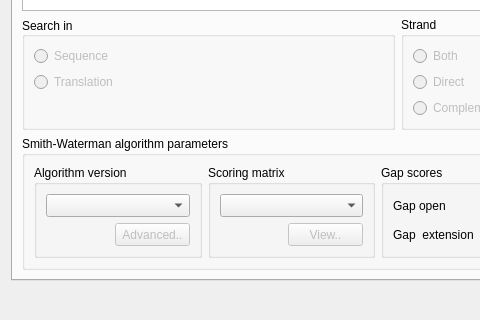
Before: the Qt Designer form src/corelibs/U2View/src/util_smith_waterman/SmithWatermanDialogBase.ui in ugeneunipro/ugene, drawn with Qt 5; both pictures show x 0 to 480 and y 161 to 481 of the 795 by 481 pixel window.
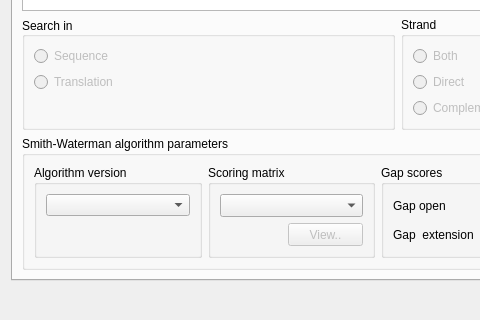
After: the same form once the commit is applied.

Commit message: UGENE-7991 remove Advanced button

Patch:
```diff
--- a/src/corelibs/U2View/src/util_smith_waterman/SmithWatermanDialogBase.ui
+++ b/src/corelibs/U2View/src/util_smith_waterman/SmithWatermanDialogBase.ui
@@ -226,7 +226,7 @@
              <string>Algorithm version</string>
             </property>
             <layout class="QGridLayout" name="gridLayout_3">
-             <item row="0" column="0" colspan="2">
+             <item row="0" column="0" colspan="3">
               <widget class="QComboBox" name="comboRealization">
                <property name="sizePolicy">
                 <sizepolicy hsizetype="Expanding" vsizetype="Fixed">
@@ -262,20 +262,17 @@
               </spacer>
              </item>
              <item row="1" column="1">
-              <widget class="QPushButton" name="bttnAdvanced">
-               <property name="enabled">
-                <bool>false</bool>
+              <spacer name="verticalSpacer_3">
+               <property name="orientation">
+                <enum>Qt::Vertical</enum>
                </property>
-               <property name="maximumSize">
+               <property name="sizeHint" stdset="0">
                 <size>
-                 <width>75</width>
-                 <height>23</height>
+                 <width>20</width>
+                 <height>40</height>
                 </size>
                </property>
-               <property name="text">
-                <string>Advanced..</string>
-               </property>
-              </widget>
+              </spacer>
              </item>
             </layout>
            </widget>
```
Left out of the diff: 7 changed lines with no effect on the pictures.
